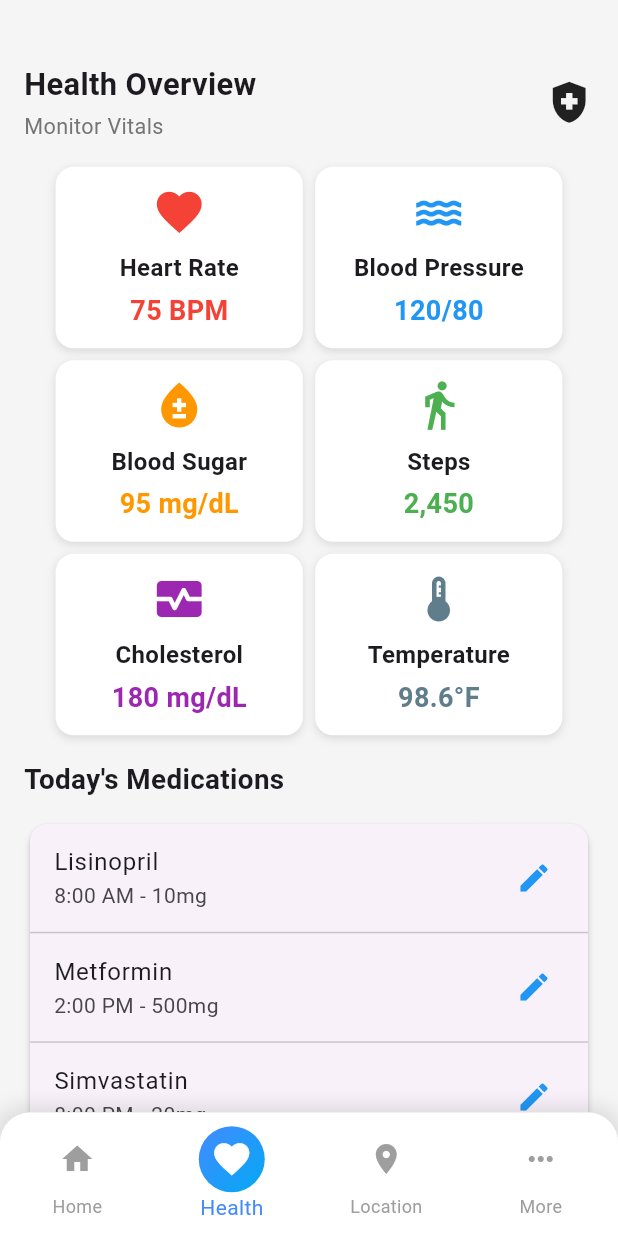
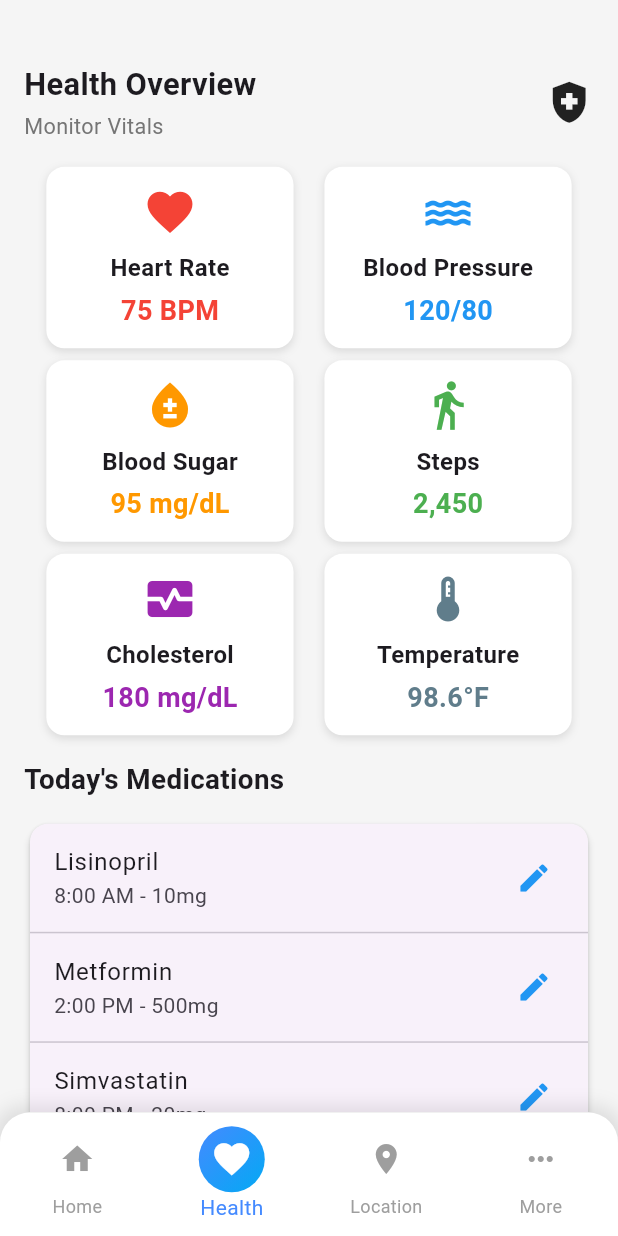
Before and after one commit to kartikkumarofficial/ElderCare, a Flutter app: the screen it shows after launch, item 2 of the bottom bar chosen, on a phone screen of 412 x 824 dp. Run offline on Flutter 3.47's test engine with Material 3 defaults, Android fonts, the phone set to English and light mode, and no system bars.

Commit message:
health screen

```diff
--- a/lib/Screens/HealthScreen.dart
+++ b/lib/Screens/HealthScreen.dart
@@ -50,7 +50,7 @@ class HealthScreen extends StatelessWidget {
                 mainAxisAlignment: MainAxisAlignment.center, // Center alignment
                 children: [
                   healthContainer(srcWidth, "Heart Rate", "75 BPM", Icons.favorite, Colors.red),
-                  SizedBox(width: srcWidth * 0.02), // Reduced horizontal space
+                  SizedBox(width: srcWidth * 0.05), // Reduced horizontal space
                   healthContainer(srcWidth, "Blood Pressure", "120/80", Icons.water, Colors.blue),
                 ],
               ),
@@ -59,7 +59,7 @@ class HealthScreen extends StatelessWidget {
                 mainAxisAlignment: MainAxisAlignment.center, // Center alignment
                 children: [
                   healthContainer(srcWidth, "Blood Sugar", "95 mg/dL", Icons.bloodtype, Colors.orange),
-                  SizedBox(width: srcWidth * 0.02), // Reduced horizontal space
+                  SizedBox(width: srcWidth * 0.05), // Reduced horizontal space
                   healthContainer(srcWidth, "Steps", "2,450", Icons.directions_walk, Colors.green),
                 ],
               ),
@@ -68,7 +68,7 @@ class HealthScreen extends StatelessWidget {
                 mainAxisAlignment: MainAxisAlignment.center, // Center alignment
                 children: [
                   healthContainer(srcWidth, "Cholesterol", "180 mg/dL", Icons.monitor_heart, Colors.purple),
-                  SizedBox(width: srcWidth * 0.02), // Reduced horizontal space
+                  SizedBox(width: srcWidth * 0.05), // Reduced horizontal space
                   healthContainer(srcWidth, "Temperature", "98.6°F", Icons.thermostat, Colors.blueGrey),
                 ],
               ),
```
